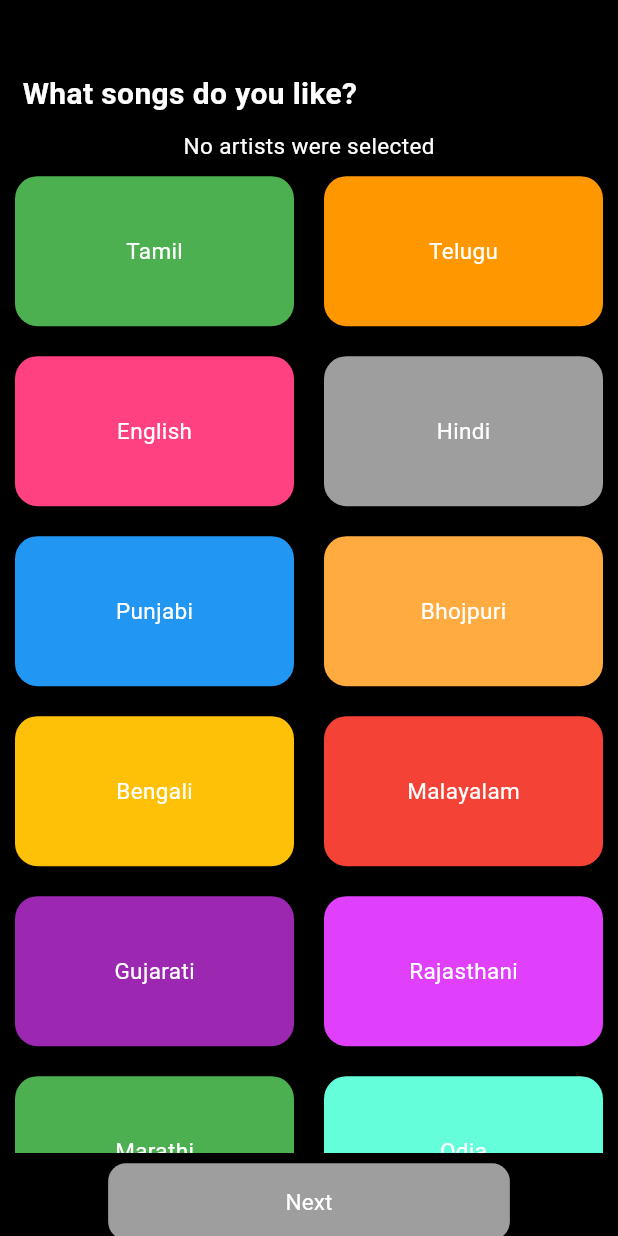
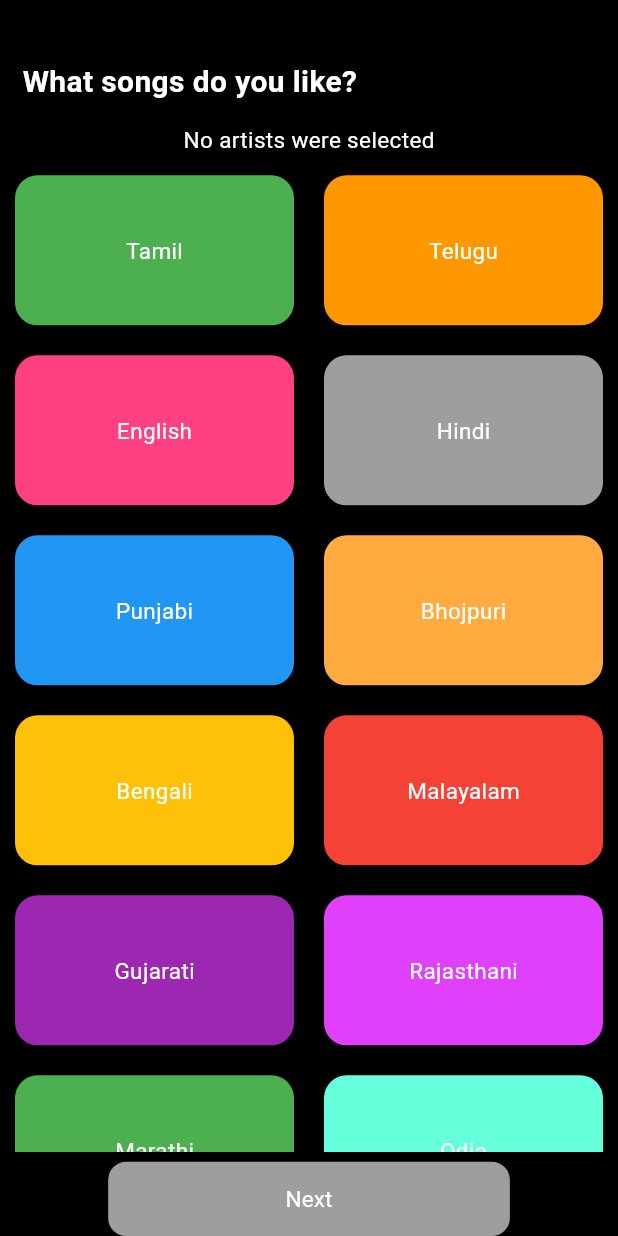
Before and after one commit to Kesavan02/Wynk_clone, a Flutter app: the LanguageSelection screen opened directly, on a phone screen of 412 x 824 dp. Run offline on Flutter 3.47's test engine with Material 3 defaults, Android fonts, the light colour scheme and no system bars; our stand-ins replace audio_video_progress_bar, bloc, cloud_firestore, file_picker, firebase_auth, firebase_core and 11 more; missing offline and left inert: firebase_app_check, scroll_loop_auto_scroll; accounts and stored records are empty.

Commit message:
modify: spacing of widgets

```diff
--- a/lib/initial_page/language_selection/ui/language_select.dart
+++ b/lib/initial_page/language_selection/ui/language_select.dart
@@ -38,7 +38,7 @@ class LanguageSelectionState extends State<LanguageSelection> {
               crossAxisAlignment: CrossAxisAlignment.start,
               children: [
                 const Spacer(
-                  flex: 5,
+                  flex: 6,
                 ),
                 const Padding(
                   padding: EdgeInsets.only(left: 15.0),
@@ -48,7 +48,7 @@ class LanguageSelectionState extends State<LanguageSelection> {
                   ),
                 ),
                 const Spacer(
-                  flex: 1,
+                  flex: 2,
                 ),
                 Center(
                   child: Text(
@@ -58,7 +58,9 @@ class LanguageSelectionState extends State<LanguageSelection> {
                     style: optionsText,
                   ),
                 ),
-                const Spacer(),
+                const Spacer(
+                  flex: 2,
+                ),
                 Container(
                   padding: const EdgeInsets.only(left: 10.0, right: 10.0),
                   height: MediaQuery.of(context).size.height * .79,
@@ -118,10 +120,10 @@ class LanguageSelectionState extends State<LanguageSelection> {
                 ),
                 const Spacer(),
                 Center(
-                  heightFactor: 0.9,
+                  heightFactor: 1,
                   child: SizedBox(
                     height: (Responsiveness.isPortrait(context))
-                        ? MediaQuery.of(context).size.height * .062
+                        ? MediaQuery.of(context).size.height * .06
                         : MediaQuery.of(context).size.height * .1,
                     width: MediaQuery.of(context).size.width * .65,
                     child: ElevatedButton(
```
